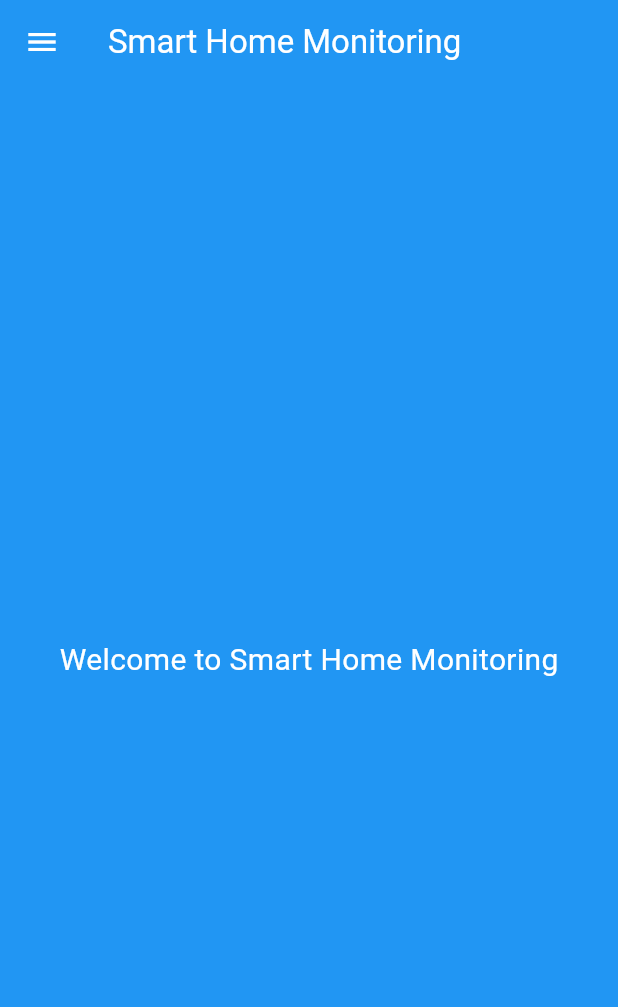
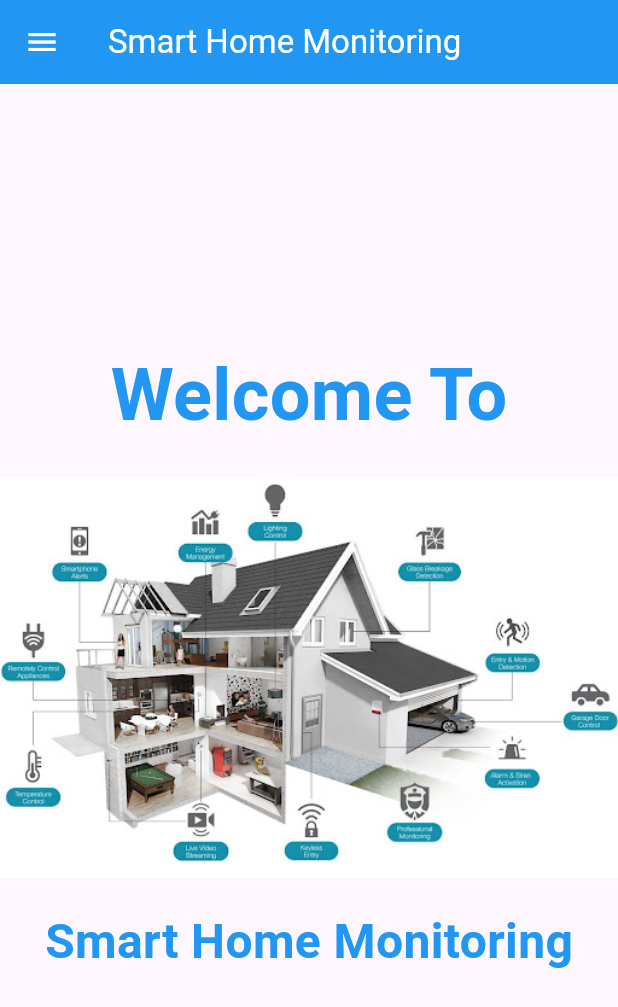
Before and after one commit to mantoinette/mantoinette-smart_home_mornitoring, a Flutter app: the screen it shows after launch, on a phone screen of 412 x 824 dp. Shown: the top 1007 px of the screen. Run offline on Flutter 3.47's test engine with Material 3 defaults, Android fonts, the phone set to English and light mode, and no system bars; our stand-ins replace charts_flutter, flutter_local_notifications, geocoding, geolocator, google_maps_flutter, sensors_plus; missing offline and left inert: light.

Commit message:
initial commit

```diff
--- a/lib/home_screen.dart
+++ b/lib/home_screen.dart
@@ -87,13 +87,34 @@ class _HomeScreenState extends State<HomeScreen> {
           ],
         ),
       ),
-      body: Container(
-        color: Colors.blue,
-        child: Center(
-          child: Text(
-            'Welcome to Smart Home Monitoring',
-            style: TextStyle(color: Colors.white, fontSize: 20),
-          ),
+      body: Center(
+        child: Column(
+          mainAxisAlignment: MainAxisAlignment.center,
+          children: [
+            Text(
+              'Welcome To',
+              style: TextStyle(
+                color: Colors.blue,
+                fontSize: 48, // Increase font size
+                fontWeight: FontWeight.bold,
+              ),
+            ),
+            SizedBox(height: 20), // Add some space between text and image
+            Image.asset(
+              'assets/anto.jpg',
+              fit: BoxFit.contain, // Slightly reduce the image size
+              alignment: Alignment.center, // Center the image
+            ),
+            SizedBox(height: 20), // Add some space between image and text
+            Text(
+              'Smart Home Monitoring',
+              style: TextStyle(
+                color: Colors.blue,
+                fontSize: 32, // Increase font size
+                fontWeight: FontWeight.bold,
+              ),
+            ),
+          ],
         ),
       ),
     );
--- a/pubspec.yaml
+++ b/pubspec.yaml
@@ -25,3 +25,5 @@ dev_dependencies:
 
 flutter:
   uses-material-design: true
+  assets:
+    - assets/anto.jpg
```
